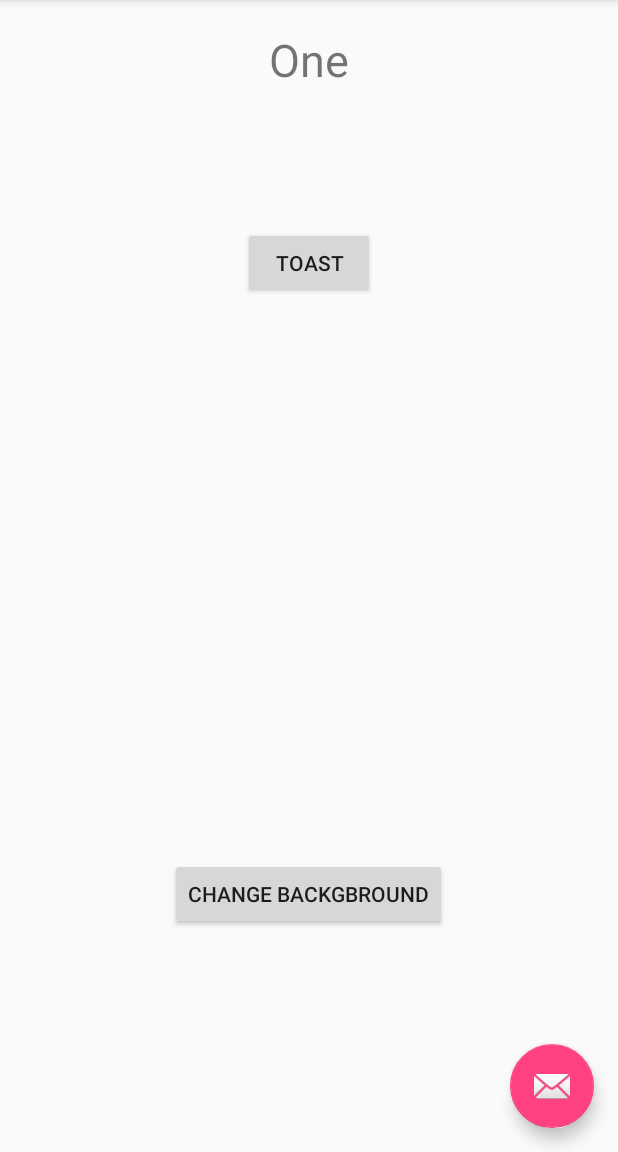
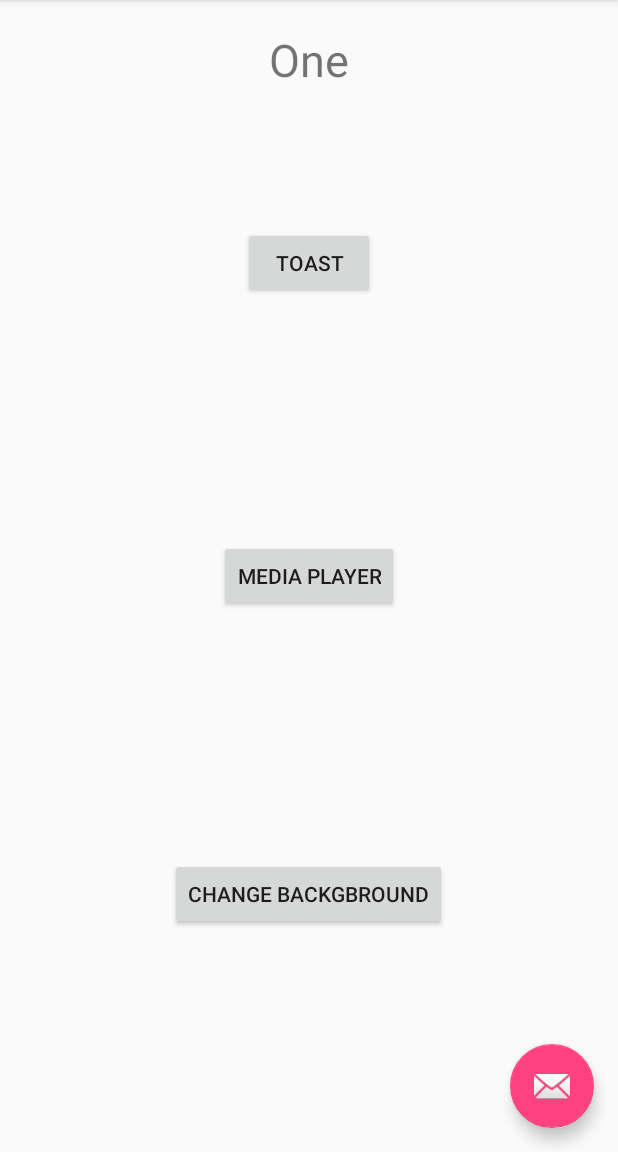
Before and after one commit to ThamiduNaveen/NavigationDrawer_TesrProject, an Android app: the screen it shows after launch (MainActivity), on a phone screen of 412 x 824 dp, the part 84-1236 px from its top. Run offline under Robolectric (Android 15) with nearby library versions, the phone set to English and light mode, and no system bars.

Commit message:
this is third commit

```diff
--- a/app/src/main/AndroidManifest.xml
+++ b/app/src/main/AndroidManifest.xml
@@ -24,7 +24,8 @@
         </activity>
         <activity android:name=".adActivity" />
         <activity android:name=".dataSentActivity" />
-        <activity android:name=".cardViewActivity"></activity>
+        <activity android:name=".cardViewActivity" />
+        <activity android:name=".mediaPlayerActivity"></activity>
     </application>
 
 </manifest>
--- a/app/src/main/java/com/example/asus_pc/navigationdrawer/fragmentOne.java
+++ b/app/src/main/java/com/example/asus_pc/navigationdrawer/fragmentOne.java
@@ -1,6 +1,7 @@
 package com.example.asus_pc.navigationdrawer;
 
 
+import android.content.Intent;
 import android.graphics.Color;
 import android.os.Bundle;
 import android.support.annotation.Nullable;
@@ -26,6 +27,16 @@ public class fragmentOne extends Fragment {
         final Button chageBG = (Button) getActivity().findViewById(R.id.button_fragOne_background);
         final RelativeLayout rl = (RelativeLayout) getActivity().findViewById(R.id.layout_fragOne);
 
+        Button mediaBT = (Button) getActivity().findViewById(R.id.button_fragOne_mediaPlayer);
+
+        mediaBT.setOnClickListener(new View.OnClickListener() {
+            @Override
+            public void onClick(View view) {
+                Intent fragOne_media = new Intent(getActivity(),mediaPlayerActivity.class);
+                startActivity(fragOne_media);
+            }
+        });
+
         showToast.setOnClickListener(new View.OnClickListener() {
             @Override
             public void onClick(View view) {
--- a/app/src/main/res/layout/fragment_one.xml
+++ b/app/src/main/res/layout/fragment_one.xml
@@ -33,4 +33,11 @@
         android:layout_centerHorizontal="true"
         android:layout_marginBottom="148dp"
         android:text="Change Backgbround" />
+
+    <Button
+        android:id="@+id/button_fragOne_mediaPlayer"
+        android:layout_width="wrap_content"
+        android:layout_height="wrap_content"
+        android:layout_centerInParent="true"
+        android:text="Media Player" />
 </RelativeLayout>
```
Also changed, not shown: app/src/main/java/com/example/asus_pc/navigationdrawer/dataSentActivity.java (+25 -0 lines), app/src/main/java/com/example/asus_pc/navigationdrawer/mediaPlayerActivity.java (added, +13 -0 lines), app/src/main/res/layout/activity_media_player.xml (added, +17 -0 lines).
